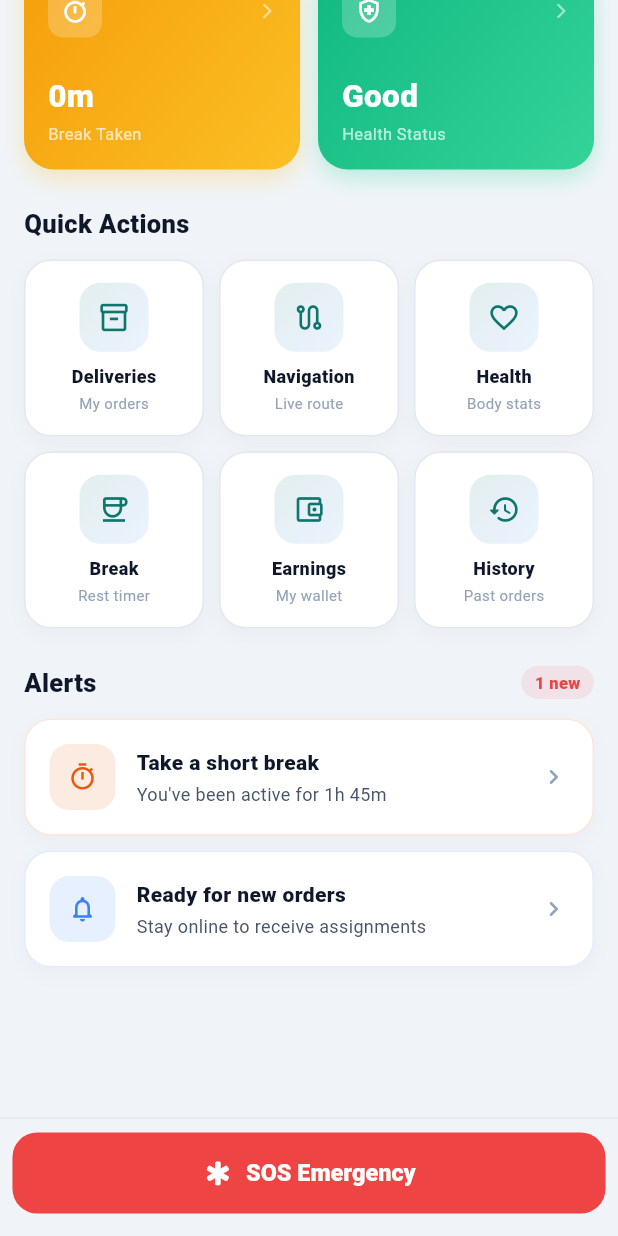
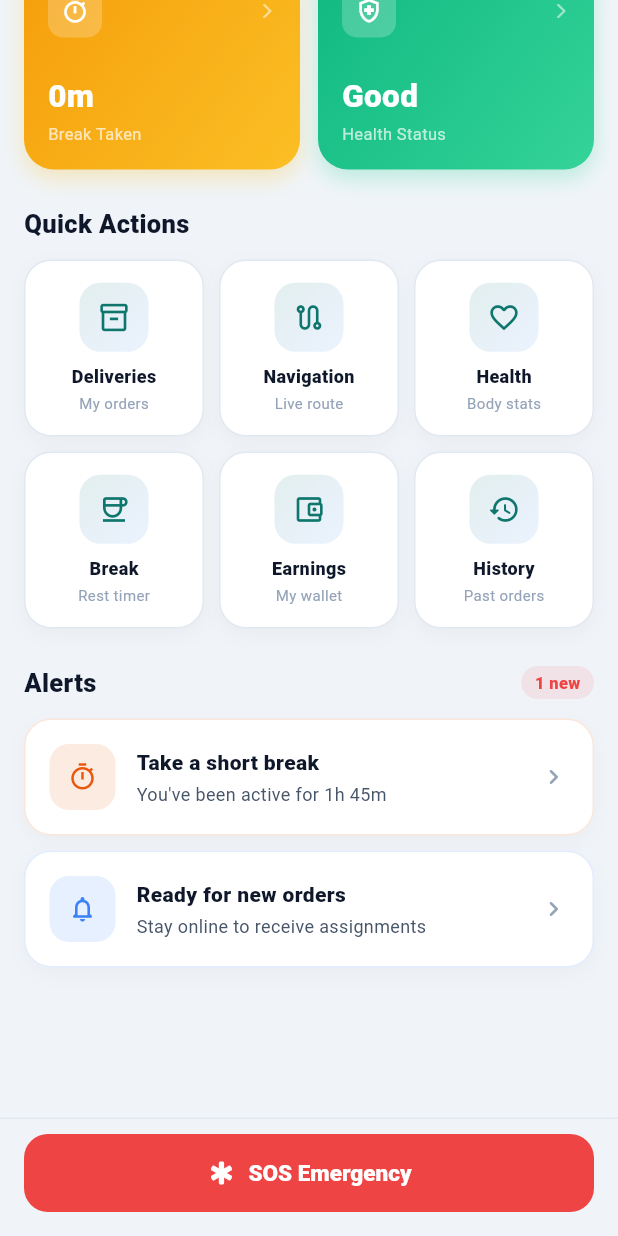
Before and after one commit to iamkrishsendhav/GigMate, a Flutter app: the WorkerDashboard screen opened directly, scrolled down 706 dp, on a phone screen of 412 x 824 dp. Run offline on Flutter 3.47's test engine with Material 3 defaults, Android fonts, the phone set to English and light mode, and no system bars; our stand-ins replace cloud_firestore, firebase_auth, firebase_core, firebase_storage, geolocator, google_maps_flutter and 1 more; accounts and stored records are empty.

Commit message:
new updates

```diff
--- a/lib/core/theme.dart
+++ b/lib/core/theme.dart
@@ -1,37 +1,32 @@
 import 'package:flutter/material.dart';
 
 class AppTheme {
-  // 🎨 COLORS
   static const Color primaryColor = Color(0xFF0FB9B1);
   static const Color secondaryColor = Color(0xFF2F80ED);
-
   static const Color backgroundColor = Color(0xFFF5F7FA);
   static const Color cardColor = Colors.white;
-
   static const Color textPrimary = Color(0xFF1F2937);
   static const Color textSecondary = Color(0xFF6B7280);
-
   static const Color success = Color(0xFF22C55E);
   static const Color warning = Color(0xFFF59E0B);
   static const Color danger = Color(0xFFEF4444);
 
-  // 🌈 GRADIENT
   static const LinearGradient primaryGradient = LinearGradient(
     colors: [primaryColor, secondaryColor],
     begin: Alignment.topLeft,
     end: Alignment.bottomRight,
   );
 
-  // 🌙 LIGHT THEME
   static final ThemeData lightTheme = ThemeData(
     useMaterial3: true,
+    brightness: Brightness.light,
     scaffoldBackgroundColor: backgroundColor,
-
     colorScheme: const ColorScheme.light(
       primary: primaryColor,
       secondary: secondaryColor,
+      surface: cardColor,
+      error: danger,
     ),
-
     appBarTheme: const AppBarTheme(
       backgroundColor: Colors.transparent,
       elevation: 0,
@@ -43,7 +38,6 @@ class AppTheme {
         fontWeight: FontWeight.w600,
       ),
     ),
-
     textTheme: const TextTheme(
       headlineLarge: TextStyle(
         fontSize: 28,
@@ -55,51 +49,32 @@ class AppTheme {
         fontWeight: FontWeight.w600,
         color: textPrimary,
       ),
-      bodyLarge: TextStyle(
-        fontSize: 16,
-        color: textSecondary,
-      ),
-      bodyMedium: TextStyle(
-        fontSize: 14,
-        color: textSecondary,
-      ),
+      bodyLarge: TextStyle(fontSize: 16, color: textSecondary),
+      bodyMedium: TextStyle(fontSize: 14, color: textSecondary),
     ),
-
     cardTheme: CardThemeData(
-  color: cardColor,
-  elevation: 6,
-  shadowColor: Colors.black12,
-  shape: RoundedRectangleBorder(
-    borderRadius: BorderRadius.circular(16),
-  ),
-),
+      color: cardColor,
+      elevation: 6,
+      shadowColor: Colors.black12,
+      shape: RoundedRectangleBorder(borderRadius: BorderRadius.circular(16)),
+    ),
     elevatedButtonTheme: ElevatedButtonThemeData(
       style: ElevatedButton.styleFrom(
         elevation: 0,
         padding: const EdgeInsets.symmetric(horizontal: 20, vertical: 14),
         backgroundColor: primaryColor,
         foregroundColor: Colors.white,
-        shape: RoundedRectangleBorder(
-          borderRadius: BorderRadius.circular(12),
-        ),
-        textStyle: const TextStyle(
-          fontWeight: FontWeight.w600,
-          fontSize: 16,
-        ),
+        shape: RoundedRectangleBorder(borderRadius: BorderRadius.circular(12)),
+        textStyle: const TextStyle(fontWeight: FontWeight.w600, fontSize: 16),
       ),
     ),
-
     inputDecorationTheme: InputDecorationTheme(
       filled: true,
       fillColor: Colors.white,
-      contentPadding:
-          const EdgeInsets.symmetric(horizontal: 16, vertical: 14),
-
+      contentPadding: const EdgeInsets.symmetric(horizontal: 16, vertical: 14),
       prefixIconColor: Colors.grey,
       suffixIconColor: Colors.grey,
-
       hintStyle: const TextStyle(color: Colors.grey),
-
       border: OutlineInputBorder(
         borderRadius: BorderRadius.circular(12),
         borderSide: BorderSide.none,
@@ -107,20 +82,83 @@ class AppTheme {
     ),
   );
 
-  // 💎 GLASS EFFECT
+  static final ThemeData darkTheme = ThemeData(
+    useMaterial3: true,
+    brightness: Brightness.dark,
+    scaffoldBackgroundColor: const Color(0xFF0F1117),
+    colorScheme: const ColorScheme.dark(
+      primary: primaryColor,
+      secondary: secondaryColor,
+      surface: Color(0xFF161820),
+      error: danger,
+    ),
+    appBarTheme: const AppBarTheme(
+      backgroundColor: Colors.transparent,
+      elevation: 0,
+      centerTitle: true,
+      iconTheme: IconThemeData(color: Color(0xFFF0F2FF)),
+      titleTextStyle: TextStyle(
+        color: Color(0xFFF0F2FF),
+        fontSize: 20,
+        fontWeight: FontWeight.w600,
+      ),
+    ),
+    textTheme: const TextTheme(
+      headlineLarge: TextStyle(
+        fontSize: 28,
+        fontWeight: FontWeight.bold,
+        color: Color(0xFFF0F2FF),
+      ),
+      headlineMedium: TextStyle(
+        fontSize: 22,
+        fontWeight: FontWeight.w600,
+        color: Color(0xFFF0F2FF),
+      ),
+      bodyLarge: TextStyle(fontSize: 16, color: Color(0xFFB8C2D8)),
+      bodyMedium: TextStyle(fontSize: 14, color: Color(0xFFB8C2D8)),
+    ),
+    cardTheme: CardThemeData(
+      color: const Color(0xFF161820),
+      elevation: 0,
+      shadowColor: Colors.black45,
+      shape: RoundedRectangleBorder(borderRadius: BorderRadius.circular(16)),
+    ),
+    elevatedButtonTheme: ElevatedButtonThemeData(
+      style: ElevatedButton.styleFrom(
+        elevation: 0,
+        padding: const EdgeInsets.symmetric(horizontal: 20, vertical: 14),
+        backgroundColor: primaryColor,
+        foregroundColor: Colors.white,
+        shape: RoundedRectangleBorder(borderRadius: BorderRadius.circular(12)),
+        textStyle: const TextStyle(fontWeight: FontWeight.w600, fontSize: 16),
+      ),
+    ),
+    inputDecorationTheme: InputDecorationTheme(
+      filled: true,
+      fillColor: const Color(0xFF1E2030),
+      contentPadding: const EdgeInsets.symmetric(horizontal: 16, vertical: 14),
+      prefixIconColor: const Color(0xFF9CA3AF),
+      suffixIconColor: const Color(0xFF9CA3AF),
+      hintStyle: const TextStyle(color: Color(0xFF9CA3AF)),
+      border: OutlineInputBorder(
+        borderRadius: BorderRadius.circular(12),
+        borderSide: BorderSide.none,
+      ),
+    ),
+  );
+
   static BoxDecoration glassEffect = BoxDecoration(
     borderRadius: BorderRadius.circular(20),
-    color: Colors.white.withOpacity(0.15),
-    border: Border.all(color: Colors.white.withOpacity(0.2)),
+    color: Colors.white.withValues(alpha: 0.15),
+    border: Border.all(color: Colors.white.withValues(alpha: 0.2)),
   );
 
-  // 📦 DASHBOARD CARD
   static BoxDecoration dashboardCard = BoxDecoration(
     color: Colors.white,
     borderRadius: BorderRadius.circular(16),
     boxShadow: [
       BoxShadow(
-        color: Colors.black.withOpacity(0.05),
+        color: Colors.black.withValues(alpha: 0.05),
         blurRadius: 10,
         offset: const Offset(0, 5),
       )
--- a/lib/main.dart
+++ b/lib/main.dart
@@ -21,11 +21,9 @@ class MyApp extends StatelessWidget {
   Widget build(BuildContext context) {
     return MaterialApp(
       debugShowCheckedModeBanner: false,
-
       title: "GigMate",
-
       theme: AppTheme.lightTheme,
-
+      themeMode: ThemeMode.light,
       builder: (context, child) {
         final mediaQuery = MediaQuery.of(context);
         return MediaQuery(
@@ -33,7 +31,6 @@ class MyApp extends StatelessWidget {
           child: child!,
         );
       },
-
       home: const RoleSelectionScreen(),
     );
   }
--- a/lib/screens/worker_dashboard.dart
+++ b/lib/screens/worker_dashboard.dart
@@ -27,8 +27,7 @@ class WorkerDashboard extends StatefulWidget {
   State<WorkerDashboard> createState() => _WorkerDashboardState();
 }
 
-class _WorkerDashboardState extends State<WorkerDashboard>
-    with TickerProviderStateMixin {
+class _WorkerDashboardState extends State<WorkerDashboard> {
   static const Color _primary = Color(0xFF0F766E);
   static const Color _bg = Color(0xFFF0F4F8);
   static const Color _card = Colors.white;
@@ -48,14 +47,13 @@ class _WorkerDashboardState extends State<WorkerDashboard>
   String _workerName = 'Worker';
   WorkerWellnessSnapshot _wellness = WorkerWellnessSnapshot.empty();
   StreamSubscription<WorkerWellnessSnapshot>? _wellnessSub;
+  Stream<QuerySnapshot<Map<String, dynamic>>>? _workerOrdersStream;
+  String? _workerOrdersStreamUid;
   Timer? _clockTimer;
   String? currentOrderId;
 
   final String _emergencyPhone = 'tel:+919876543210';
   final String _emergencySms = 'sms:+919876543210';
-
-  late final AnimationController _pulseController;
-  late final Animation<double> _pulseAnim;
 
   String? get _uid => FirebaseAuth.instance.currentUser?.uid;
 
@@ -65,18 +63,10 @@ class _WorkerDashboardState extends State<WorkerDashboard>
     _loadWorkerName();
     _markWorkerOnline();
     _listenWellness();
-    _clockTimer = Timer.periodic(const Duration(seconds: 1), (_) {
+    _workerOrdersStream = _ordersStreamForUid(_uid);
+    _clockTimer = Timer.periodic(const Duration(minutes: 1), (_) {
       if (mounted) setState(() {});
     });
-
-    _pulseController = AnimationController(
-      vsync: this,
-      duration: const Duration(milliseconds: 1000),
-    );
-    _pulseAnim = Tween<double>(begin: 1.0, end: 1.05).animate(
-      CurvedAnimation(parent: _pulseController, curve: Curves.easeInOut),
-    );
-    _pulseController.repeat(reverse: true);
   }
 
   @override
@@ -87,7 +77,6 @@ class _WorkerDashboardState extends State<WorkerDashboard>
     }
     _wellnessSub?.cancel();
     _clockTimer?.cancel();
-    _pulseController.dispose();
     super.dispose();
   }
 
@@ -97,6 +86,17 @@ class _WorkerDashboardState extends State<WorkerDashboard>
     _wellnessSub = _wellnessService.stream(uid).listen((snapshot) {
       if (mounted) setState(() => _wellness = snapshot);
     });
+  }
+
+  Stream<QuerySnapshot<Map<String, dynamic>>>? _ordersStreamForUid(
+    String? uid,
+  ) {
+    if (uid == null) return null;
+    if (_workerOrdersStreamUid != uid) {
+      _workerOrdersStreamUid = uid;
+      _workerOrdersStream = _orderService.getWorkerOrders(uid);
+    }
+    return _workerOrdersStream;
   }
 
   Future<void> _markWorkerOnline() async {
@@ -216,11 +216,13 @@ class _WorkerDashboardState extends State<WorkerDashboard>
       );
     }
 
+    final workerOrdersStream = _ordersStreamForUid(uid);
+
     return Scaffold(
       backgroundColor: _bg,
       body: SafeArea(
         child: StreamBuilder<QuerySnapshot<Map<String, dynamic>>>(
-          stream: _orderService.getWorkerOrders(uid),
+          stream: workerOrdersStream,
           builder: (context, snapshot) {
             final orders = _ordersFromSnapshot(snapshot);
             final openOrders = orders.where((o) {
@@ -1604,14 +1606,15 @@ class _WorkerDashboardState extends State<WorkerDashboard>
         color: Color(0xFFF0F4F8),
         border: Border(top: BorderSide(color: Color(0xFFE2E8F0))),
       ),
-      child: ScaleTransition(
-        scale: _pulseAnim,
       child: SizedBox(
         height: 52,
         child: ElevatedButton.icon(
           onPressed: () => _showSOSDialog(context),
-            icon: const Icon(Icons.emergency_rounded,
-                color: Colors.white, size: 20),
+          icon: const Icon(
+            Icons.emergency_rounded,
+            color: Colors.white,
+            size: 20,
+          ),
           label: const Text(
             'SOS Emergency',
             style: TextStyle(
@@ -1625,7 +1628,6 @@ class _WorkerDashboardState extends State<WorkerDashboard>
             elevation: 0,
             shape: RoundedRectangleBorder(
               borderRadius: BorderRadius.circular(16),
-              ),
             ),
           ),
         ),
```
Also changed, not shown: 2 other files. Lines whose indentation alone changed are shown as unchanged.
